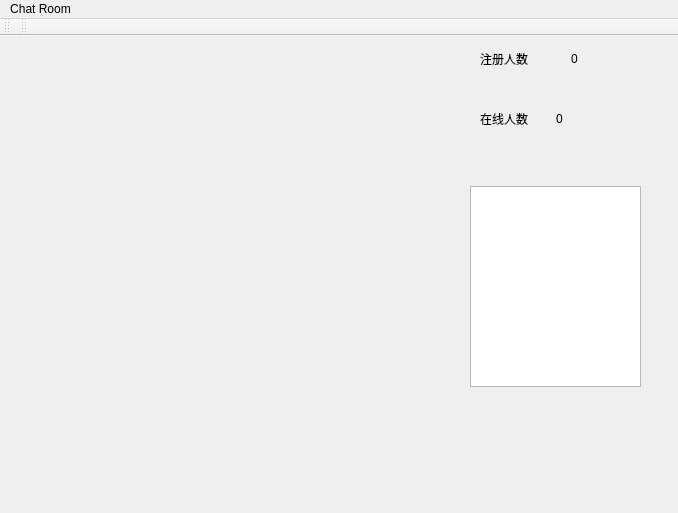
Qt form qt/client.ui (daimiaopeng/chat) before a commit.
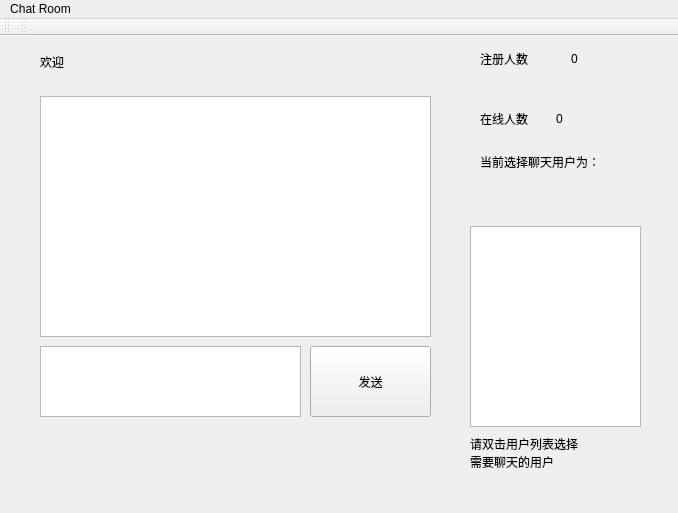
The same form after that commit.

Commit message: 客户端实现单独聊天功能 通过列表选择在线的人，然后发送消息，自己发送的消息和别人发送的颜色不一样。

Patch:
```diff
--- a/qt/client.ui
+++ b/qt/client.ui
@@ -18,7 +18,7 @@
     <property name="geometry">
      <rect>
       <x>470</x>
-      <y>150</y>
+      <y>190</y>
       <width>171</width>
       <height>201</height>
      </rect>
@@ -56,7 +56,7 @@
      </item>
     </layout>
    </widget>
-   <widget class="QWidget" name="">
+   <widget class="QWidget" name="layoutWidget">
     <property name="geometry">
      <rect>
       <x>480</x>
@@ -88,6 +88,127 @@
      </item>
     </layout>
    </widget>
+   <widget class="QTextEdit" name="textEdit">
+    <property name="geometry">
+     <rect>
+      <x>40</x>
+      <y>310</y>
+      <width>261</width>
+      <height>71</height>
+     </rect>
+    </property>
+   </widget>
+   <widget class="QPushButton" name="pushButton">
+    <property name="geometry">
+     <rect>
+      <x>310</x>
+      <y>310</y>
+      <width>121</width>
+      <height>71</height>
+     </rect>
+    </property>
+    <property name="text">
+     <string>发送</string>
+    </property>
+   </widget>
+   <widget class="QLabel" name="label_10">
+    <property name="geometry">
+     <rect>
+      <x>480</x>
+      <y>110</y>
+      <width>161</width>
+      <height>31</height>
+     </rect>
+    </property>
+    <property name="styleSheet">
+     <string notr="true">font: 12pt &quot;微软雅黑&quot;;</string>
+    </property>
+    <property name="text">
+     <string>当前选择聊天用户为：</string>
+    </property>
+   </widget>
+   <widget class="QLabel" name="label_13">
+    <property name="geometry">
+     <rect>
+      <x>480</x>
+      <y>150</y>
+      <width>161</width>
+      <height>31</height>
+     </rect>
+    </property>
+    <property name="styleSheet">
+     <string notr="true">font: 12pt &quot;微软雅黑&quot;;</string>
+    </property>
+    <property name="text">
+     <string/>
+    </property>
+   </widget>
+   <widget class="QTextBrowser" name="textBrowser">
+    <property name="geometry">
+     <rect>
+      <x>40</x>
+      <y>60</y>
+      <width>391</width>
+      <height>241</height>
+     </rect>
+    </property>
+    <property name="html">
+     <string>&lt;!DOCTYPE HTML PUBLIC &quot;-//W3C//DTD HTML 4.0//EN&quot; &quot;http://www.w3.org/TR/REC-html40/strict.dtd&quot;&gt;
+&lt;html&gt;&lt;head&gt;&lt;meta name=&quot;qrichtext&quot; content=&quot;1&quot; /&gt;&lt;style type=&quot;text/css&quot;&gt;
+p, li { white-space: pre-wrap; }
+&lt;/style&gt;&lt;/head&gt;&lt;body style=&quot; font-family:'Ubuntu'; font-size:11pt; font-weight:400; font-style:normal;&quot;&gt;
+&lt;p style=&quot;-qt-paragraph-type:empty; margin-top:0px; margin-bottom:0px; margin-left:0px; margin-right:0px; -qt-block-indent:0; text-indent:0px; font-family:'Ubuntu';&quot;&gt;&lt;br /&gt;&lt;/p&gt;&lt;/body&gt;&lt;/html&gt;</string>
+    </property>
+    <property name="overwriteMode">
+     <bool>false</bool>
+    </property>
+   </widget>
+   <widget class="QLabel" name="label">
+    <property name="geometry">
+     <rect>
+      <x>470</x>
+      <y>390</y>
+      <width>162</width>
+      <height>54</height>
+     </rect>
+    </property>
+    <property name="text">
+     <string>请双击用户列表选择
+需要聊天的用户</string>
+    </property>
+   </widget>
+   <widget class="QWidget" name="">
+    <property name="geometry">
+     <rect>
+      <x>40</x>
+      <y>10</y>
+      <width>188</width>
+      <height>32</height>
+     </rect>
+    </property>
+    <layout class="QHBoxLayout" name="horizontalLayout_4">
+     <item>
+      <widget class="QLabel" name="label_15">
+       <property name="styleSheet">
+        <string notr="true">font: 12pt &quot;微软雅黑&quot;;</string>
+       </property>
+       <property name="text">
+        <string>欢迎</string>
+       </property>
+      </widget>
+     </item>
+     <item>
+      <widget class="QLabel" name="label_14">
+       <property name="styleSheet">
+        <string notr="true">font: 12pt &quot;微软雅黑&quot;;</string>
+       </property>
+       <property name="text">
+        <string/>
+       </property>
+      </widget>
+     </item>
+    </layout>
+   </widget>
   </widget>
   <widget class="QMenuBar" name="menubar">
    <property name="geometry">
```
Left out of the diff: 2 changed lines with no effect on the pictures. The commit also changes 6 other files.
